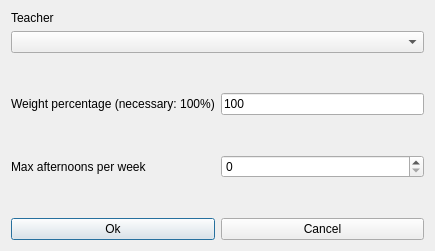
Before: the Qt Designer form fet/src/interface/modifyconstraintteachermaxafternoonsperweekform_template.ui in vonmecheln/fet, drawn with Qt 5.
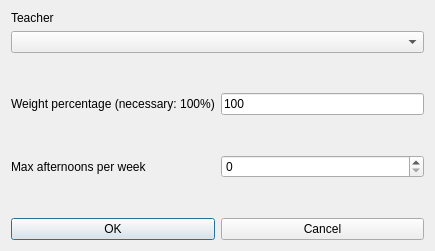
After: the same form once the commit is applied.

The edit to the form file:
```diff
--- a/fet/src/interface/modifyconstraintteachermaxafternoonsperweekform_template.ui
+++ b/fet/src/interface/modifyconstraintteachermaxafternoonsperweekform_template.ui
@@ -141,7 +141,7 @@
      <item>
       <widget class="QPushButton" name="okPushButton">
        <property name="text">
-        <string>Ok</string>
+        <string>OK</string>
        </property>
       </widget>
      </item>
```
